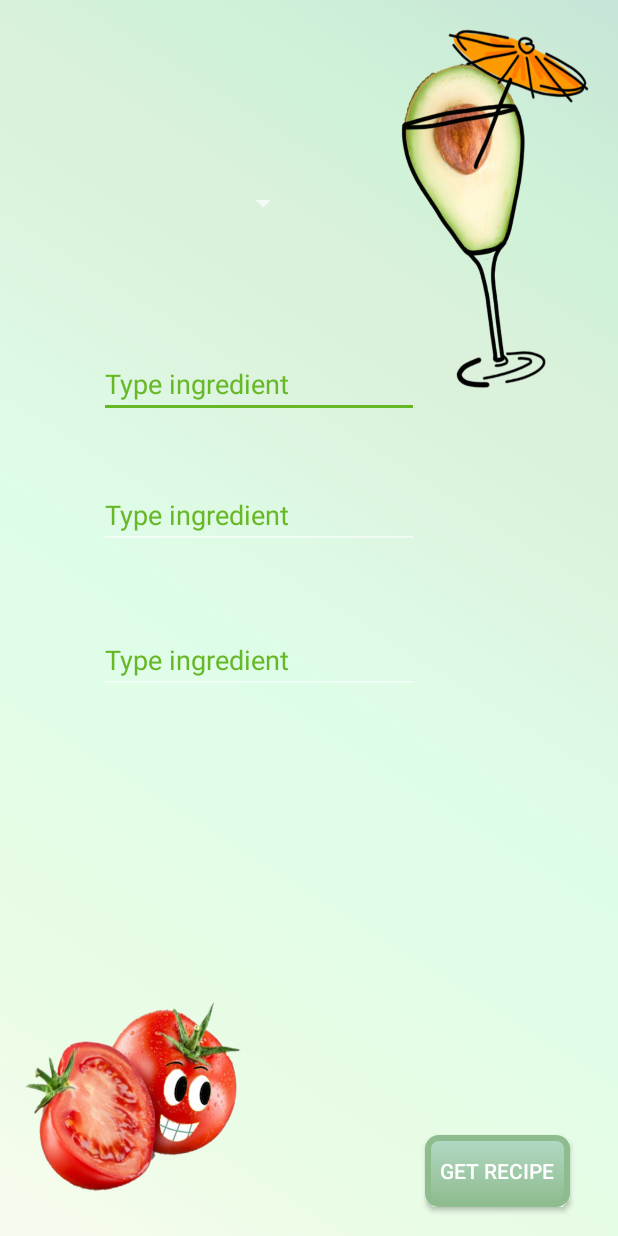
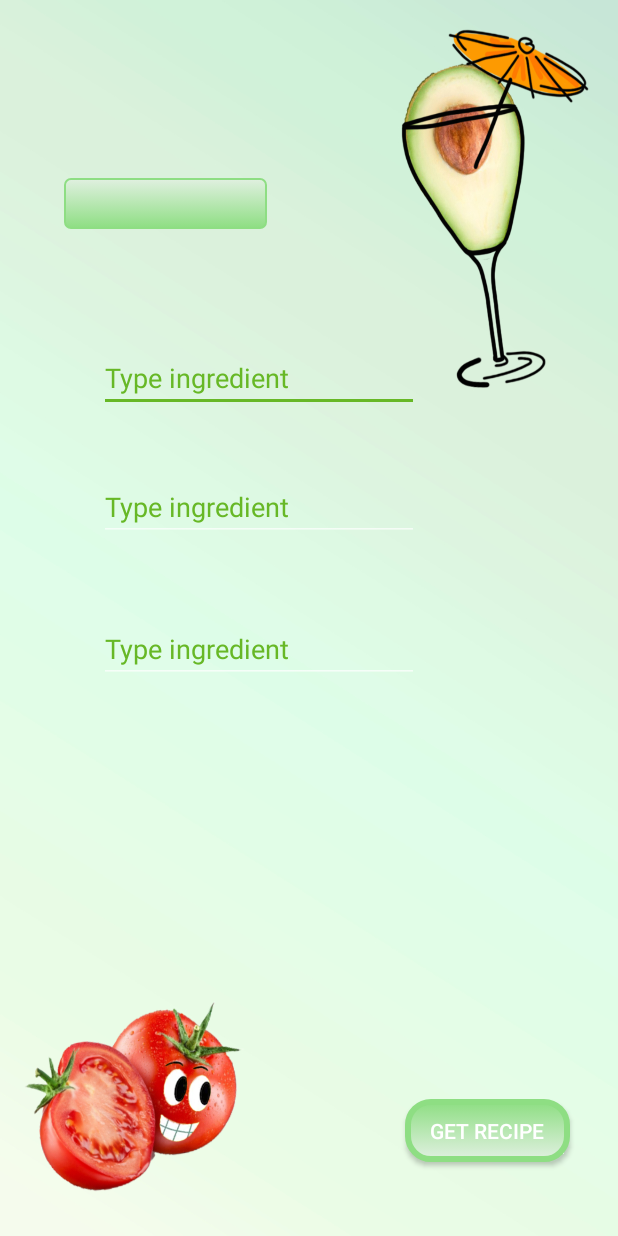
Before and after one commit to AneliaBlagoeva/AndroidReciepeRecommender, an Android app: the layout activity_main.xml on its own in the app's theme, with its tools: preview values and no code run, on a phone screen of 412 x 824 dp. Run offline under Robolectric (Android 15) with nearby library versions, the phone set to English and light mode, and no system bars.

Commit message:
Changed spinner ui.

```diff
--- a/app/src/main/res/drawable/button_custom.xml
+++ b/app/src/main/res/drawable/button_custom.xml
@@ -6,7 +6,7 @@
                         android:color="@color/colorPrimary"/>
                 <stroke
                         android:width="2dp"
-                        android:color="@color/colorPrimary"/>
+                        android:color="@color/colorGradientDark"/>
                 <corners
                         android:radius="6dp"/>
                 <padding
@@ -25,9 +25,9 @@
                 android:startColor="@color/colorGradientDark"/>
         <stroke
                 android:width="4dp"
-                android:color="@color/colorPrimary"/>
+                android:color="@color/colorGradientDark"/>
         <corners
-                android:radius="7dp"/>
+                android:radius="15dp"/>
         <padding
                 android:bottom="10dp"
                 android:left="10dp"
--- /dev/null
+++ b/app/src/main/res/drawable/spinner_gradient.xml
@@ -0,0 +1,15 @@
+<?xml version="1.0" encoding="utf-8"?>
+<selector xmlns:android="http://schemas.android.com/apk/res/android">
+    <item><layer-list>
+        <item><shape>
+            <gradient android:angle="90" android:endColor="@color/colorPrimary" android:startColor="@color/colorGradientDark" android:type="linear" />
+
+            <stroke android:width="1dp" android:color="@color/colorGradientDark" />
+
+            <corners android:radius="4dp" />
+
+            <padding android:bottom="3dp" android:left="3dp" android:right="3dp" android:top="3dp" />
+        </shape></item>
+    </layer-list></item>
+
+</selector>
--- a/app/src/main/res/layout/activity_main.xml
+++ b/app/src/main/res/layout/activity_main.xml
@@ -10,8 +10,8 @@
 
     <Button
             android:text="Get recipe"
-            android:layout_width="wrap_content"
-            android:layout_height="wrap_content"
+            android:layout_width="110dp"
+            android:layout_height="42dp"
             android:id="@+id/button"
             android:layout_marginBottom="8dp"
             android:onClick="onClickBtn"
@@ -20,12 +20,12 @@
             android:layout_marginStart="8dp"
             app:layout_constraintStart_toStartOf="parent" android:layout_marginLeft="8dp"
             app:layout_constraintHorizontal_bias="1.0" android:layout_marginTop="8dp"
-            app:layout_constraintTop_toTopOf="parent" app:layout_constraintVertical_bias="0.985"
+            app:layout_constraintTop_toTopOf="parent" app:layout_constraintVertical_bias="0.946"
             tools:ignore="OnClick"
             android:background="@drawable/button_custom"/>
     <Spinner
-            android:layout_width="161dp"
-            android:layout_height="37dp"
+            android:layout_width="135dp"
+            android:layout_height="34dp"
             android:id="@+id/spinner"
             app:layout_constraintEnd_toEndOf="parent" android:layout_marginEnd="8dp"
             android:layout_marginRight="8dp"
@@ -34,7 +34,8 @@
             app:layout_constraintHorizontal_bias="0.128"
             android:layout_marginTop="8dp" app:layout_constraintTop_toTopOf="parent"
             android:layout_marginBottom="8dp" app:layout_constraintBottom_toBottomOf="parent"
-            app:layout_constraintVertical_bias="0.141"/>
+            app:layout_constraintVertical_bias="0.141"
+            style="@style/spinner_style"/>
     <EditText
             android:layout_width="wrap_content"
             android:layout_height="wrap_content"
--- a/app/src/main/res/layout/spinner_text_color.xml
+++ b/app/src/main/res/layout/spinner_text_color.xml
@@ -4,4 +4,5 @@ xmlns:android="http://schemas.android.com/apk/res/android"
 android:layout_width="match_parent"
 android:layout_height="wrap_content"
 android:textColor="@color/colorAccent"
+android:drawableBottom="@color/colorGradientDark"
 />
--- a/app/src/main/res/values/colors.xml
+++ b/app/src/main/res/values/colors.xml
@@ -1,7 +1,7 @@
 <?xml version="1.0" encoding="utf-8"?>
 <resources>
-    <color name="colorPrimary">#8FBC8F</color>
+    <color name="colorPrimary">#e0f0e0</color>
     <color name="colorPrimaryDark">#ddf9ec</color>
     <color name="colorAccent">#67B826</color>
-    <color name="colorGradientDark">#b2d9c5</color>
+    <color name="colorGradientDark">#8ede83</color>
 </resources>
--- a/app/src/main/res/values/styles.xml
+++ b/app/src/main/res/values/styles.xml
@@ -1,7 +1,7 @@
 <resources>
 
     <!-- Base application theme. -->
-    <style name="AppTheme" parent="Theme.AppCompat">
+    <style name="AppTheme" parent="Theme.AppCompat.NoActionBar">
         <!-- Customize your theme here. -->
         <item name="colorPrimary">@color/colorPrimary</item>
         <item name="colorPrimaryDark">@color/colorPrimaryDark</item>
@@ -10,4 +10,15 @@
     <style name="App_EditTextStyle" parent="@android:style/Widget.EditText">
         <item name="android:textColorHint">@color/colorAccent</item>
     </style>
+    <style name="spinner_style">
+        <item name="android:layout_width">match_parent</item>
+        <item name="android:layout_height">wrap_content</item>
+        <item name="android:background">@drawable/spinner_gradient</item>
+        <item name="android:layout_margin">10dp</item>
+        <item name="android:paddingLeft">8dp</item>
+        <item name="android:paddingRight">20dp</item>
+        <item name="android:paddingTop">5dp</item>
+        <item name="android:paddingBottom">5dp</item>
+        <item name="android:popupBackground">#DFFFFFFF</item>
+    </style>
 </resources>
```
